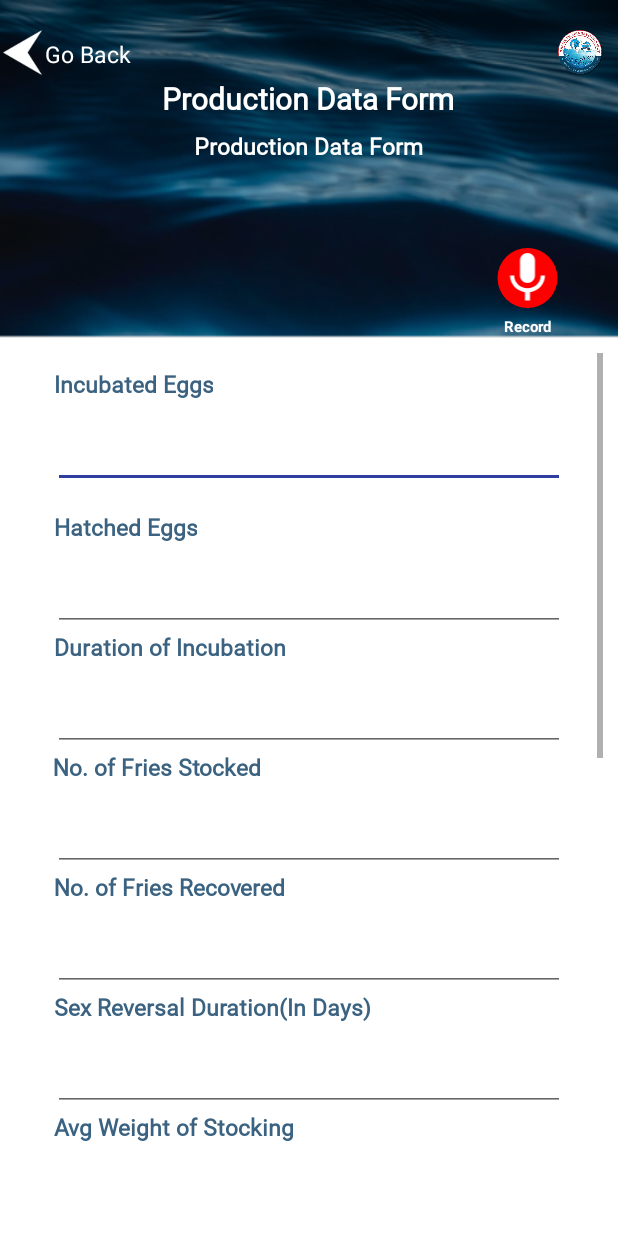
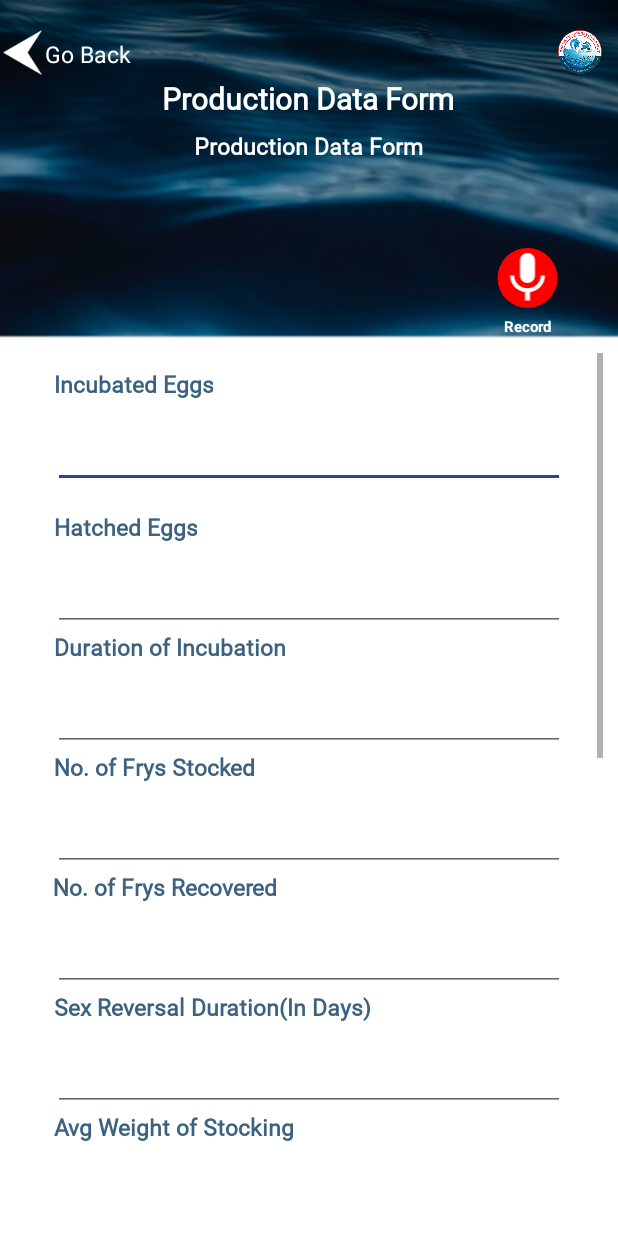
Before and after one commit to brudex/FishApp, an Android app: the ProductionDataActivity screen opened directly, with no data from a screen before it, on a phone screen of 412 x 824 dp. Run offline under Robolectric (Android 15) with nearby library versions, the phone set to English and light mode, and no system bars; libraries missing offline, so code that uses them is left out: br.com.joinersa, cafe.adriel.androidaudiorecorder, com.dx.dxloadingbutton, com.libizo, com.raywenderlich.android; plain views replace CustomEditText, LoadingButton; network calls fail; pictures from the network do not load; Roboto replaces fonts that are not available here; 32 statements that could not run were skipped.

Commit message:
fixed issue with unit type in cubic meters

```diff
--- a/app/src/main/java/com/inspierra/fishapp/Utilities/AcquaApiClient.java
+++ b/app/src/main/java/com/inspierra/fishapp/Utilities/AcquaApiClient.java
@@ -39,7 +39,7 @@ public class AcquaApiClient
 				connectTimeout(60, TimeUnit.SECONDS).
 				readTimeout(60,TimeUnit.SECONDS).
 				build();
-*/
+        */
 
         retrofit = new Retrofit.Builder()
                 .baseUrl(BaseUrl)
--- a/app/src/main/java/com/inspierra/fishapp/Utilities/PrefsUtil.java
+++ b/app/src/main/java/com/inspierra/fishapp/Utilities/PrefsUtil.java
@@ -1,8 +1,6 @@
 package com.inspierra.fishapp.Utilities;
-
 import android.content.Context;
 import android.content.SharedPreferences;
-
 import com.google.gson.Gson;
 import com.inspierra.fishapp.HelpingClasses.LoginResponseClass;
 import com.inspierra.fishapp.HelpingClasses.ProfileClass;
--- a/app/src/main/res/layout/my_ponds_layout.xml
+++ b/app/src/main/res/layout/my_ponds_layout.xml
@@ -169,7 +169,7 @@
                         android:layout_marginStart="25dp"
                         android:layout_marginBottom="50dp"
                         android:gravity="center"
-                        android:text="Cubic Size (in meters square)"
+                        android:text="Cubic Size (in cubic meters)"
                         style="@style/FormLabel.Gray"/>
 
                     <com.libizo.CustomEditText
--- a/app/src/main/res/layout/prod_data_layout.xml
+++ b/app/src/main/res/layout/prod_data_layout.xml
@@ -628,7 +628,7 @@
                             android:layout_marginStart="25dp"
                             android:layout_marginBottom="50dp"
                             android:gravity="center"
-                            android:text="No. of Fries Stocked"
+                            android:text="No. of Frys Stocked"
                             style="@style/FormLabel.Gray"/>
 
                         <com.libizo.CustomEditText
@@ -667,7 +667,7 @@
                             android:layout_height="wrap_content"
                             android:layout_marginStart="25dp"
                              android:gravity="center"
-                            android:text="No. of Fries Recovered"
+                            android:text="No. of Frys Recovered"
                             style="@style/FormLabel.Gray" />
 
                         <com.libizo.CustomEditText
@@ -824,7 +824,7 @@
                             android:layout_height="wrap_content"
                             android:layout_marginStart="25dp"
                              android:gravity="center"
-                            android:text="No Fries Stocked During Nursery"
+                            android:text="No Frys Stocked During Nursery"
                             style="@style/FormLabel.Gray"/>
 
                         <com.libizo.CustomEditText
```
